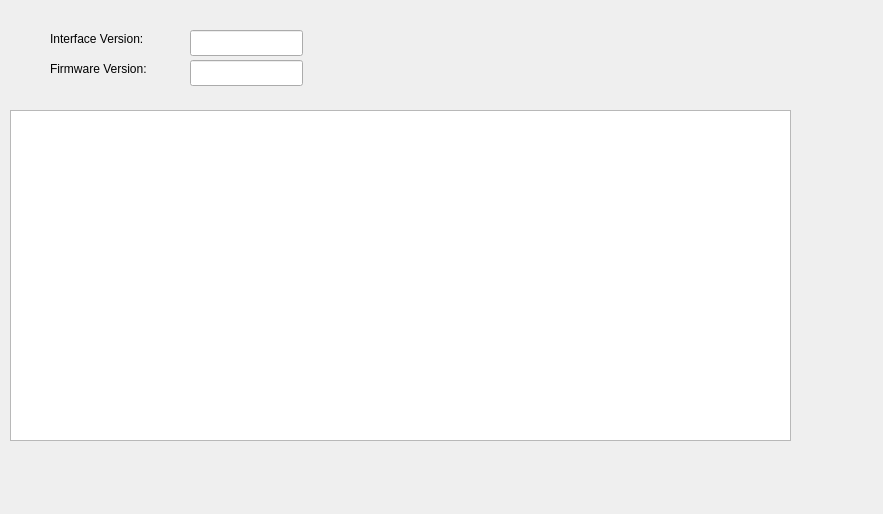
This is emsinfo.ui in fredcooke/emstudio as Qt 5 draws it before an edit. The edited form follows.
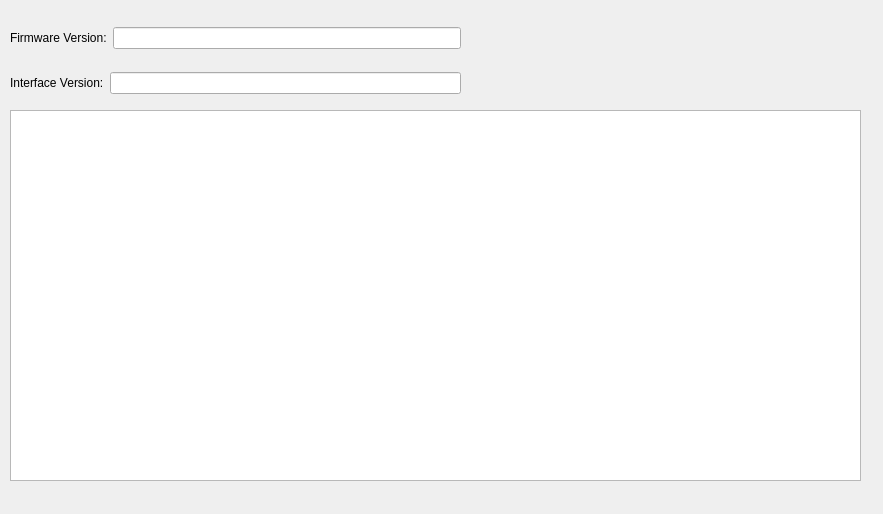
This is the edited form.

Commit message: Addition of dataflags window, and some small gui changes

```diff
--- a/emsinfo.ui
+++ b/emsinfo.ui
@@ -13,67 +13,63 @@
   <property name="windowTitle">
    <string>Form</string>
   </property>
-  <widget class="QLabel" name="label_3">
+  <widget class="QTableWidget" name="locationIdInfoTableWidget">
    <property name="geometry">
     <rect>
-     <x>50</x>
-     <y>30</y>
-     <width>131</width>
-     <height>18</height>
+     <x>10</x>
+     <y>110</y>
+     <width>851</width>
+     <height>371</height>
     </rect>
    </property>
-   <property name="text">
-    <string>Interface Version:</string>
-   </property>
   </widget>
-  <widget class="QLineEdit" name="interfaceVersionLineEdit">
+  <widget class="QWidget" name="verticalLayoutWidget">
    <property name="geometry">
     <rect>
-     <x>190</x>
-     <y>30</y>
-     <width>113</width>
-     <height>26</height>
+     <x>10</x>
+     <y>10</y>
+     <width>451</width>
+     <height>101</height>
     </rect>
    </property>
-   <property name="readOnly">
-    <bool>true</bool>
-   </property>
-  </widget>
+   <layout class="QVBoxLayout" name="verticalLayout">
+    <item>
+     <layout class="QHBoxLayout" name="horizontalLayout">
+      <item>
   <widget class="QLabel" name="label_4">
-   <property name="geometry">
-    <rect>
-     <x>50</x>
-     <y>60</y>
-     <width>141</width>
-     <height>18</height>
-    </rect>
-   </property>
    <property name="text">
     <string>Firmware Version:</string>
    </property>
   </widget>
+      </item>
+      <item>
   <widget class="QLineEdit" name="firmwareVersionLineEdit">
-   <property name="geometry">
-    <rect>
-     <x>190</x>
-     <y>60</y>
-     <width>113</width>
-     <height>26</height>
-    </rect>
-   </property>
    <property name="readOnly">
     <bool>true</bool>
    </property>
   </widget>
-  <widget class="QTableWidget" name="locationIdInfoTableWidget">
-   <property name="geometry">
-    <rect>
-     <x>10</x>
-     <y>110</y>
-     <width>781</width>
-     <height>331</height>
-    </rect>
-   </property>
+      </item>
+     </layout>
+    </item>
+    <item>
+     <layout class="QHBoxLayout" name="horizontalLayout_2">
+      <item>
+       <widget class="QLabel" name="label_3">
+        <property name="text">
+         <string>Interface Version:</string>
+        </property>
+       </widget>
+      </item>
+      <item>
+       <widget class="QLineEdit" name="interfaceVersionLineEdit">
+        <property name="readOnly">
+         <bool>true</bool>
+        </property>
+       </widget>
+      </item>
+     </layout>
+    </item>
+   </layout>
   </widget>
  </widget>
  <resources/>
```
Lines whose indentation alone changed are shown as unchanged. The commit also changes 5 other files.
